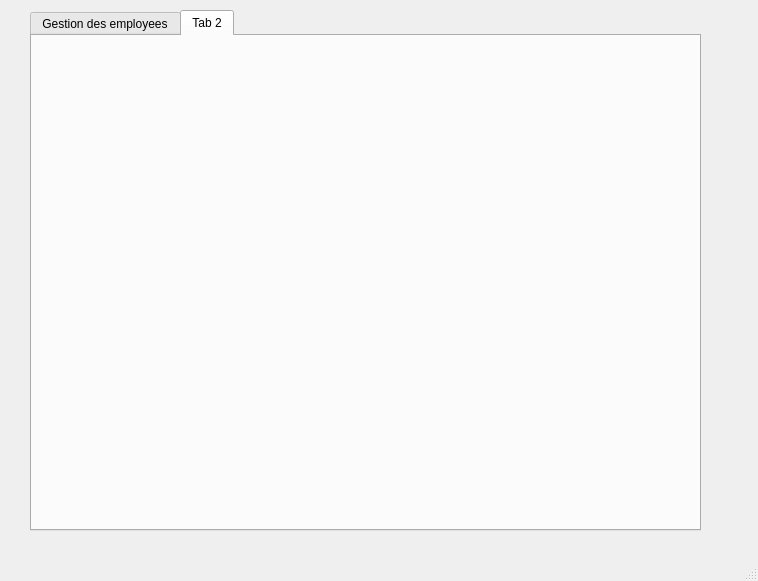
Above: mainwindow.ui from aziz-turki/Projet_CPP_2A25_Smart_A-roport before the change. Below: the same form after it.
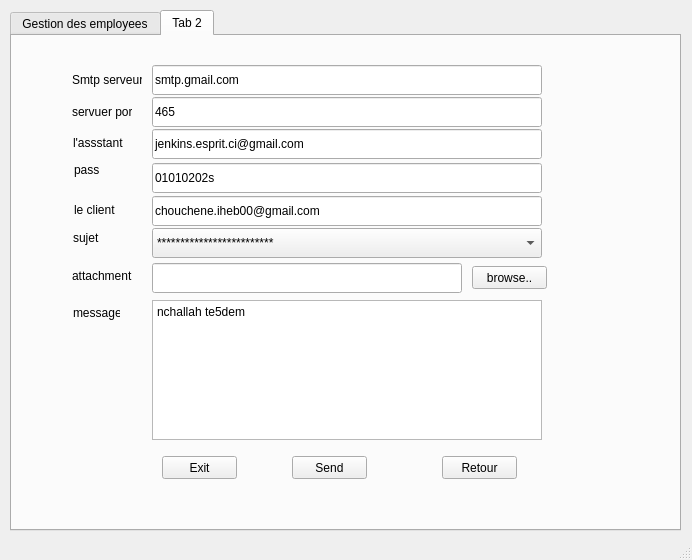
That is the form after the change. The open tabs and pages were chosen to show the change. Icons and pictures are not drawn.

```diff
--- a/mainwindow.ui
+++ b/mainwindow.ui
@@ -6,8 +6,8 @@
    <rect>
     <x>0</x>
     <y>0</y>
-    <width>758</width>
-    <height>581</height>
+    <width>692</width>
+    <height>560</height>
    </rect>
   </property>
   <property name="windowTitle">
@@ -19,7 +19,7 @@
      <rect>
       <x>10</x>
       <y>10</y>
-      <width>731</width>
+      <width>681</width>
       <height>521</height>
      </rect>
     </property>
@@ -91,7 +91,7 @@
      <widget class="QTabWidget" name="tabWidget1">
       <property name="geometry">
        <rect>
-        <x>20</x>
+        <x>0</x>
         <y>0</y>
         <width>671</width>
         <height>521</height>
@@ -544,6 +544,266 @@
        <attribute name="title">
         <string>Tab 2</string>
        </attribute>
+       <widget class="QLineEdit" name="server">
+        <property name="geometry">
+         <rect>
+          <x>140</x>
+          <y>29</y>
+          <width>390</width>
+          <height>30</height>
+         </rect>
+        </property>
+        <property name="text">
+         <string>smtp.gmail.com</string>
+        </property>
+       </widget>
+       <widget class="QLineEdit" name="uname">
+        <property name="geometry">
+         <rect>
+          <x>140</x>
+          <y>93</y>
+          <width>390</width>
+          <height>30</height>
+         </rect>
+        </property>
+        <property name="text">
+         <string>jenkins.esprit.ci@gmail.com</string>
+        </property>
+       </widget>
+       <widget class="QLineEdit" name="rcpt">
+        <property name="geometry">
+         <rect>
+          <x>140</x>
+          <y>160</y>
+          <width>390</width>
+          <height>30</height>
+         </rect>
+        </property>
+        <property name="text">
+         <string>chouchene.iheb00@gmail.com</string>
+        </property>
+       </widget>
+       <widget class="QLineEdit" name="file">
+        <property name="geometry">
+         <rect>
+          <x>140</x>
+          <y>227</y>
+          <width>310</width>
+          <height>30</height>
+         </rect>
+        </property>
+       </widget>
+       <widget class="QLineEdit" name="paswd">
+        <property name="geometry">
+         <rect>
+          <x>140</x>
+          <y>127</y>
+          <width>390</width>
+          <height>30</height>
+         </rect>
+        </property>
+        <property name="text">
+         <string>01010202s</string>
+        </property>
+       </widget>
+       <widget class="QComboBox" name="subject">
+        <property name="geometry">
+         <rect>
+          <x>140</x>
+          <y>192</y>
+          <width>390</width>
+          <height>30</height>
+         </rect>
+        </property>
+        <item>
+         <property name="text">
+          <string>*************************</string>
+         </property>
+        </item>
+       </widget>
+       <widget class="QPlainTextEdit" name="msg">
+        <property name="geometry">
+         <rect>
+          <x>140</x>
+          <y>264</y>
+          <width>390</width>
+          <height>140</height>
+         </rect>
+        </property>
+        <property name="plainText">
+         <string>nchallah te5dem
+</string>
+        </property>
+       </widget>
+       <widget class="QPushButton" name="pushButton">
+        <property name="geometry">
+         <rect>
+          <x>460</x>
+          <y>230</y>
+          <width>75</width>
+          <height>23</height>
+         </rect>
+        </property>
+        <property name="text">
+         <string>browse..</string>
+        </property>
+       </widget>
+       <widget class="QPushButton" name="pushButton_2">
+        <property name="geometry">
+         <rect>
+          <x>150</x>
+          <y>420</y>
+          <width>75</width>
+          <height>23</height>
+         </rect>
+        </property>
+        <property name="text">
+         <string>Exit</string>
+        </property>
+       </widget>
+       <widget class="QPushButton" name="sendbtn">
+        <property name="geometry">
+         <rect>
+          <x>280</x>
+          <y>420</y>
+          <width>75</width>
+          <height>23</height>
+         </rect>
+        </property>
+        <property name="text">
+         <string>Send</string>
+        </property>
+       </widget>
+       <widget class="QPushButton" name="pushButton_4">
+        <property name="geometry">
+         <rect>
+          <x>430</x>
+          <y>420</y>
+          <width>75</width>
+          <height>23</height>
+         </rect>
+        </property>
+        <property name="text">
+         <string>Retour</string>
+        </property>
+       </widget>
+       <widget class="QLabel" name="label">
+        <property name="geometry">
+         <rect>
+          <x>60</x>
+          <y>37</y>
+          <width>70</width>
+          <height>14</height>
+         </rect>
+        </property>
+        <property name="text">
+         <string>Smtp serveur</string>
+        </property>
+       </widget>
+       <widget class="QLabel" name="label_2">
+        <property name="geometry">
+         <rect>
+          <x>61</x>
+          <y>100</y>
+          <width>60</width>
+          <height>14</height>
+         </rect>
+        </property>
+        <property name="text">
+         <string>l'assstant</string>
+        </property>
+       </widget>
+       <widget class="QLabel" name="label_3">
+        <property name="geometry">
+         <rect>
+          <x>62</x>
+          <y>124</y>
+          <width>50</width>
+          <height>20</height>
+         </rect>
+        </property>
+        <property name="text">
+         <string>pass</string>
+        </property>
+       </widget>
+       <widget class="QLabel" name="label_4">
+        <property name="geometry">
+         <rect>
+          <x>60</x>
+          <y>69</y>
+          <width>60</width>
+          <height>14</height>
+         </rect>
+        </property>
+        <property name="text">
+         <string>servuer port</string>
+        </property>
+       </widget>
+       <widget class="QLabel" name="label_6">
+        <property name="geometry">
+         <rect>
+          <x>62</x>
+          <y>167</y>
+          <width>47</width>
+          <height>14</height>
+         </rect>
+        </property>
+        <property name="text">
+         <string>le client</string>
+        </property>
+       </widget>
+       <widget class="QLabel" name="label_7">
+        <property name="geometry">
+         <rect>
+          <x>61</x>
+          <y>195</y>
+          <width>50</width>
+          <height>14</height>
+         </rect>
+        </property>
+        <property name="text">
+         <string>sujet</string>
+        </property>
+       </widget>
+       <widget class="QLabel" name="label_8">
+        <property name="geometry">
+         <rect>
+          <x>60</x>
+          <y>233</y>
+          <width>60</width>
+          <height>14</height>
+         </rect>
+        </property>
+        <property name="text">
+         <string>attachment</string>
+        </property>
+       </widget>
+       <widget class="QLabel" name="label_9">
+        <property name="geometry">
+         <rect>
+          <x>61</x>
+          <y>270</y>
+          <width>47</width>
+          <height>14</height>
+         </rect>
+        </property>
+        <property name="text">
+         <string>message</string>
+        </property>
+       </widget>
+       <widget class="QLineEdit" name="port">
+        <property name="geometry">
+         <rect>
+          <x>140</x>
+          <y>61</y>
+          <width>390</width>
+          <height>30</height>
+         </rect>
+        </property>
+        <property name="text">
+         <string>465</string>
+        </property>
+       </widget>
       </widget>
      </widget>
     </widget>
```
Left out of the diff: 66 changed lines with no effect on the pictures.
